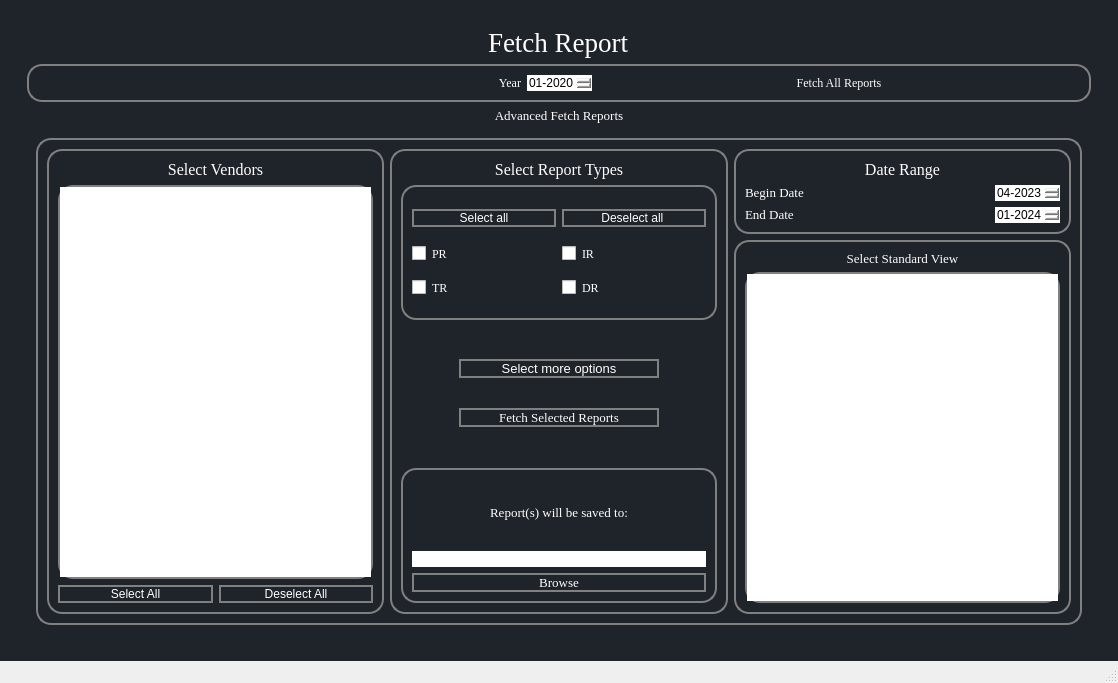
This is ui/FetchReportsTab.ui in aanushri9/Counter-Harvesting-5.1 as Qt 5 draws it before an edit. The edited form follows.
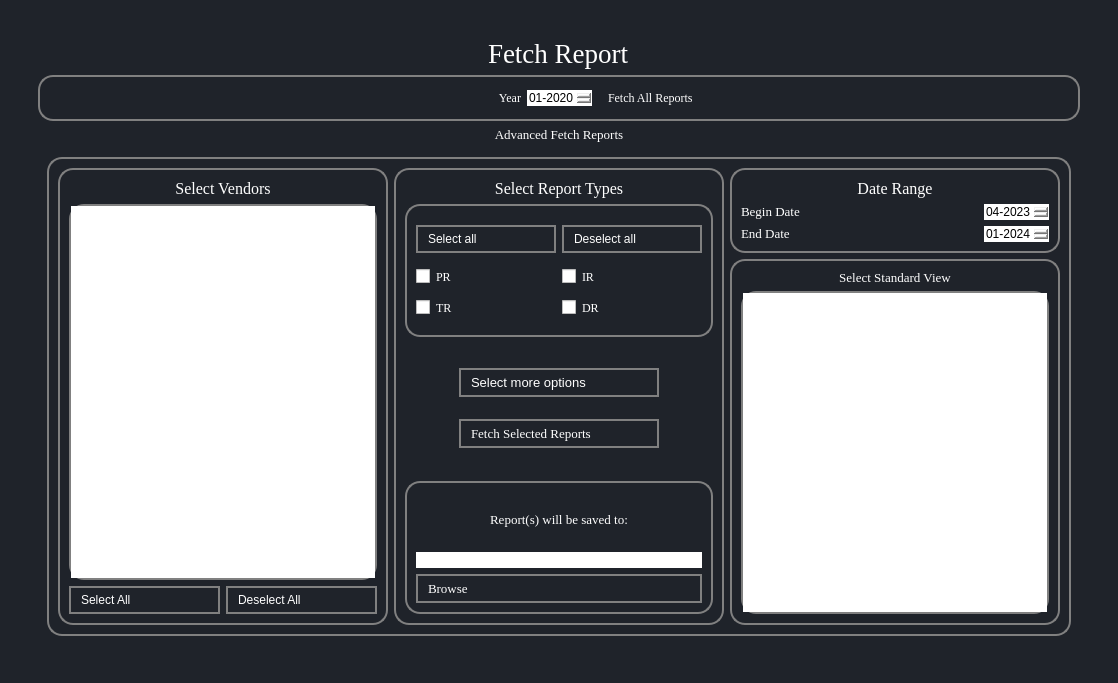
This is the edited form.

Commit message: all tabs working from main window (from top)

```diff
--- a/ui/FetchReportsTab.ui
+++ b/ui/FetchReportsTab.ui
@@ -1,7 +1,7 @@
 <?xml version="1.0" encoding="UTF-8"?>
 <ui version="4.0">
- <class>MainWindow</class>
- <widget class="QMainWindow" name="MainWindow">
+ <class>FetchReports</class>
+ <widget class="QWidget" name="FetchReports">
   <property name="geometry">
    <rect>
     <x>0</x>
@@ -14,9 +14,40 @@
    <string>MainWindow</string>
   </property>
   <property name="styleSheet">
-   <string notr="true">color:black;</string>
+   <string notr="true">*{
+	
+border:none;
+background-color:transparent;
+background:none;
+padding:0;
+margin:0;
+color:#fff;
+}
+
+
+
+#FetchReports{
+background-color:#1f232a;
+}
+#EditVendor{
+background-color:#16191d;
+}
+QPushButton{
+text-align:left;
+padding: 5px 10px;
+
+border-top-left-radius:5px;
+border-bottom-left-radius:5px;
+}
+QPushButton:pressed{
+background-color:grey;
+text-align:left;
+padding:2px 10px;
+color:white;}</string>
   </property>
-  <widget class="QWidget" name="centralwidget">
+  <layout class="QGridLayout" name="gridLayout_4">
+   <item row="0" column="0">
+    <widget class="QWidget" name="centralwidget" native="true">
    <property name="styleSheet">
     <string notr="true">*{
 	
@@ -30,27 +61,24 @@
 
 
 
-#centralwidget{
+#manage_vendor_tab{
 background-color:#1f232a;
 }
-#leftSubContainer{
+#EditVendor{
 background-color:#16191d;
 }
-#leftSubContainer QPushButton{
+QPushButton{
 text-align:left;
 padding: 5px 10px;
 
 border-top-left-radius:5px;
-border-botton-left-radius:5px;
+border-bottom-left-radius:5px;
 }
 QPushButton:pressed{
 background-color:grey;
 
 padding:2px 10px;
-color:white;}
-
-
-</string>
+color:white;}</string>
    </property>
    <layout class="QGridLayout" name="gridLayout_2">
     <item row="0" column="1">
@@ -785,7 +813,18 @@
     </item>
    </layout>
   </widget>
-  <widget class="QStatusBar" name="statusbar"/>
+   </item>
+  </layout>
+  <widget class="QStatusBar" name="statusbar">
+   <property name="geometry">
+    <rect>
+     <x>0</x>
+     <y>0</y>
+     <width>3</width>
+     <height>21</height>
+    </rect>
+   </property>
+  </widget>
  </widget>
  <resources/>
  <connections/>
```
Left out of the diff: 2 changed lines with no effect on the pictures. Lines whose indentation alone changed are shown as unchanged. The commit also changes 9 other files.
